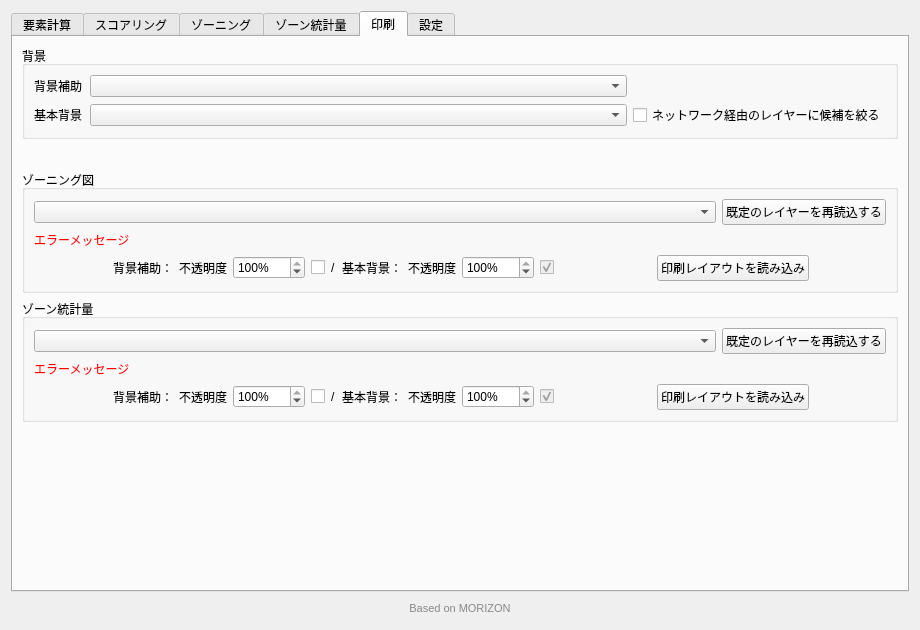
Qt form forest_zoning_main_dialog.ui (raw-slnc/morizon_next) before a commit.
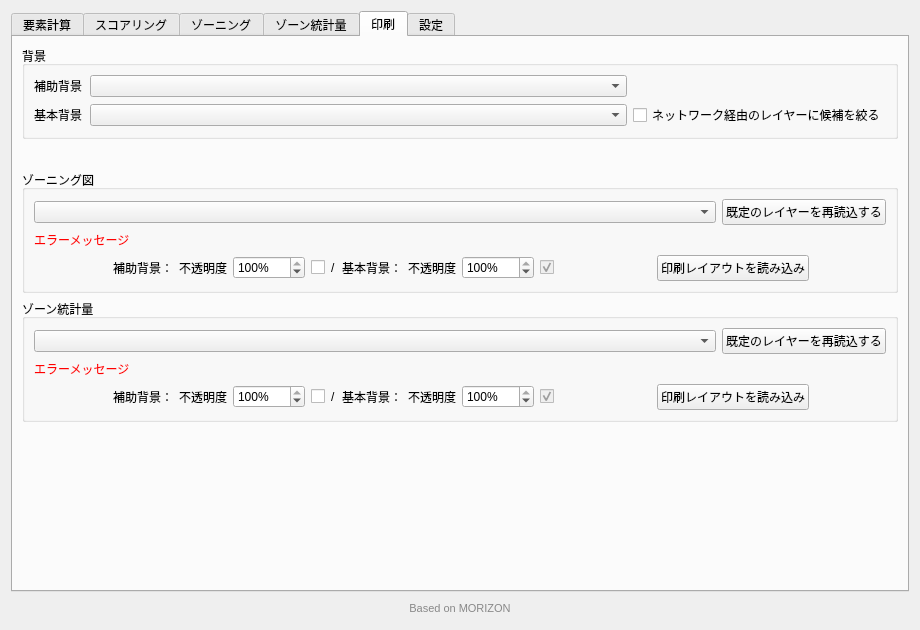
The same form after that commit. The open tabs and pages were chosen to show the change. Icons and pictures are not drawn. Custom widgets are drawn as their Qt base class.

Commit message:
0.1.9：印刷レイアウトの上書き確認の文と、補助背景を任意に
- 印刷レイアウトの上書き確認の文を、実際の動き（プロジェクトの中のレイアウトを見ている）に合わせ、「いいえ」でレイアウトマネージャーから開く案内を足す（原版の「出力先フォルダに…」の文から）
- 補助背景のチェックが入っていても「未選択」なら補助背景なしで作る（「背景補助を指定してください」で作成ボタンが押せなくなっていた）
- 「背景補助」の表示を「補助背景」に
- 更新履歴に追記

Diff of the .ui file:
```diff
--- a/forest_zoning_main_dialog.ui
+++ b/forest_zoning_main_dialog.ui
@@ -1894,7 +1894,7 @@
              </size>
             </property>
             <property name="text">
-             <string>背景補助</string>
+             <string>補助背景</string>
             </property>
            </widget>
           </item>
@@ -2036,7 +2036,7 @@
                   <item>
                    <widget class="QLabel" name="zoningPrintlayoutSubLabel">
                     <property name="text">
-                     <string>背景補助：</string>
+                     <string>補助背景：</string>
                     </property>
                    </widget>
                   </item>
@@ -2244,7 +2244,7 @@
                   <item>
                    <widget class="QLabel" name="aggregatePrintlayoutSubLabel">
                     <property name="text">
-                     <string>背景補助：</string>
+                     <string>補助背景：</string>
                     </property>
                    </widget>
                   </item>
```
The commit also changes 2 other files.
